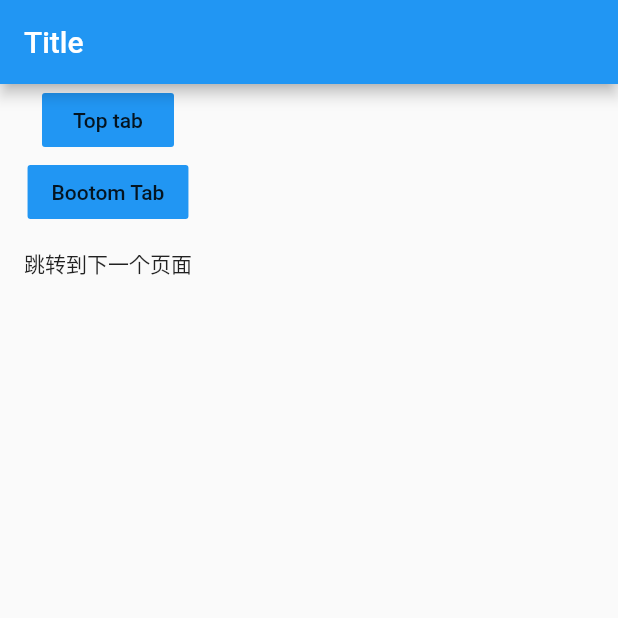
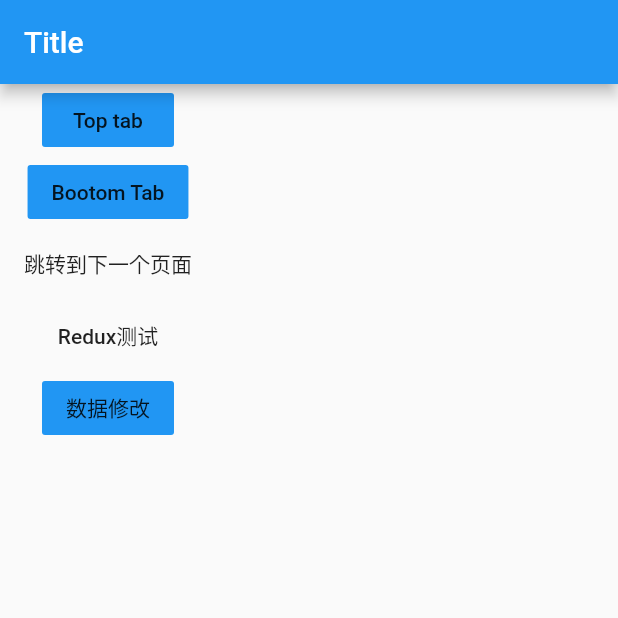
Before and after one commit to learyR/Flutter-wan, a Flutter app: the screen it shows after launch, on a phone screen of 412 x 824 dp, the top half of it. Run offline on Flutter 3.47's test engine with Material 2 defaults, Android fonts, the phone set to English and light mode, and no system bars; our stand-ins replace flutter_redux, redux; missing offline and left inert: fish_redux.

Commit message:
状态管理redux练手

```diff
--- /dev/null
+++ b/lib/common/CommonState.dart
@@ -0,0 +1,13 @@
+import 'package:flutter_wan/model/User.dart';
+import 'package:flutter_wan/redux/UserReducer.dart';
+
+class CommonState {
+  User userInfo;
+
+  CommonState({this.userInfo});
+}
+
+CommonState appReducer(CommonState state, action) {
+  ///通过自定义 UserReducer 将 State 内的 userInfo 和 action 关联在一起
+  return CommonState(userInfo: UserReducer(state.userInfo, action));
+}
--- a/lib/main.dart
+++ b/lib/main.dart
@@ -1,6 +1,12 @@
 import 'package:flutter/material.dart';
+import 'package:flutter_redux/flutter_redux.dart';
+import 'package:flutter_wan/redux/ReduxTestPageWidget.dart';
 import 'package:flutter_wan/test/TestApp.dart';
+import 'package:redux/redux.dart';
 
+import 'common/CommonState.dart';
+import 'model/User.dart';
+import 'redux/UserReducer.dart';
 import 'test/TabBarBottomPageWidget.dart';
 import 'test/TabBarPageWidget.dart';
 
@@ -8,15 +14,28 @@ void main() => runApp(MyApp());
 
 class MyApp extends StatelessWidget {
   // This widget is the root of your application.
+  static final String sName = "/";
+
+  final store = new Store<CommonState>(appReducer,
+      initialState: new CommonState(
+        userInfo: new User("leary", 18, "男", 178),
+      ));
+
   @override
   Widget build(BuildContext context) {
-    return MaterialApp(
-      title: 'Flutter Demo',
-      theme: ThemeData(
-        primarySwatch: Colors.blue,
+    return new StoreProvider(
+      store: store,
+      child: MaterialApp(
+        title: 'Flutter Demo',
+        theme: ThemeData(
+          primarySwatch: Colors.blue,
+        ),
+        home: MyHomePage(),
       ),
-      home: MyHomePage(),
     );
+//    return MaterialApp(
+//
+//    );
   }
 }
 
@@ -63,9 +82,31 @@ class Collom extends StatelessWidget {
 //                    new MaterialPageRoute(
 //                        builder: (context) => new TestMainPage(list: datas)));
             },
-            child: new Text("跳转到下一个页面"))
+            child: new Text("跳转到下一个页面")),
+        new FlatButton(
+            onPressed: () {
+              Navigator.push(context, new MaterialPageRoute(builder: (context) {
+                return new ReduxTestPage();
+              }));
+            },
+            child: new Text("Redux测试")),
+        new FlatButton(
+            onPressed: () {
+              _getStore(context)?.dispatch(
+                  new UpdateUserAction(new User("Hello World", 25, "女", 180)));
+            },
+            child: new Text("数据修改"),
+            color: Colors.blue),
       ],
     );
+  }
+
+  Store<CommonState> _getStore(BuildContext context) {
+    if (context == null) {
+      print("YYState null");
+      return null;
+    }
+    return StoreProvider.of(context);
   }
 
   _navigateAndDispalySelection(BuildContext context) async {
--- /dev/null
+++ b/lib/model/User.dart
@@ -0,0 +1,10 @@
+class User {
+  String userName;
+  int age;
+  String sex;
+  int height;
+
+  User(this.userName, this.age, this.sex, this.height);
+
+  User.empty();
+}
--- /dev/null
+++ b/lib/redux/UserReducer.dart
@@ -0,0 +1,22 @@
+import 'package:flutter_wan/model/User.dart';
+import 'package:redux/redux.dart';
+
+/// redux 的 combineReducers, 通过 TypedReducer 将 UpdateUserAction 与 reducers 关联起来
+final UserReducer = combineReducers<User>([
+  TypedReducer<User, UpdateUserAction>(_updateLoaded),
+]);
+
+/// 如果有 UpdateUserAction 发起一个请求时
+/// 就会调用到 _updateLoaded
+/// _updateLoaded 这里接受一个新的userInfo，并返回
+User _updateLoaded(User user, action) {
+  user = action.userInfo;
+  return user;
+}
+
+///更新Action
+class UpdateUserAction {
+  User userInfo;
+
+  UpdateUserAction(this.userInfo);
+}
--- a/pubspec.yaml
+++ b/pubspec.yaml
@@ -24,6 +24,8 @@ dependencies:
   # Use with the CupertinoIcons class for iOS style icons.
   cupertino_icons: ^0.1.2
   http: '>=0.11.3+12'
+  flutter_redux: ^0.5.2
+  sprintf: ^4.0.2
 
 dev_dependencies:
   flutter_test:
```
Also changed, not shown: lib/redux/ReduxTestPageWidget.dart (added, +83 -0 lines), lib/redux/UserStore.dart (added, +24 -0 lines), pubspec.lock.
